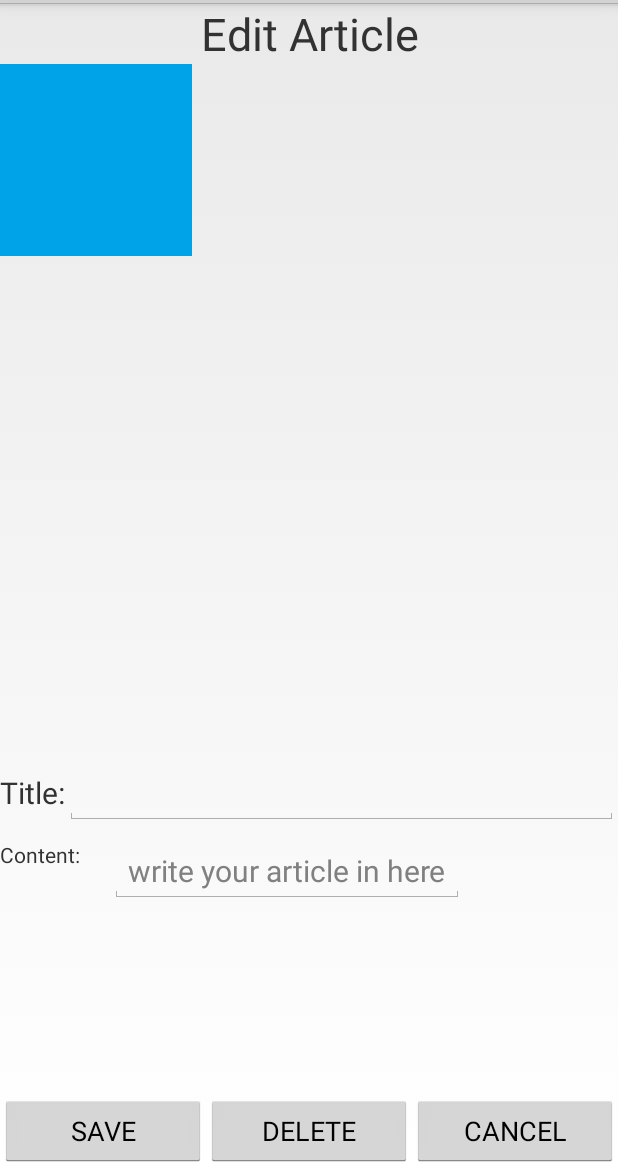
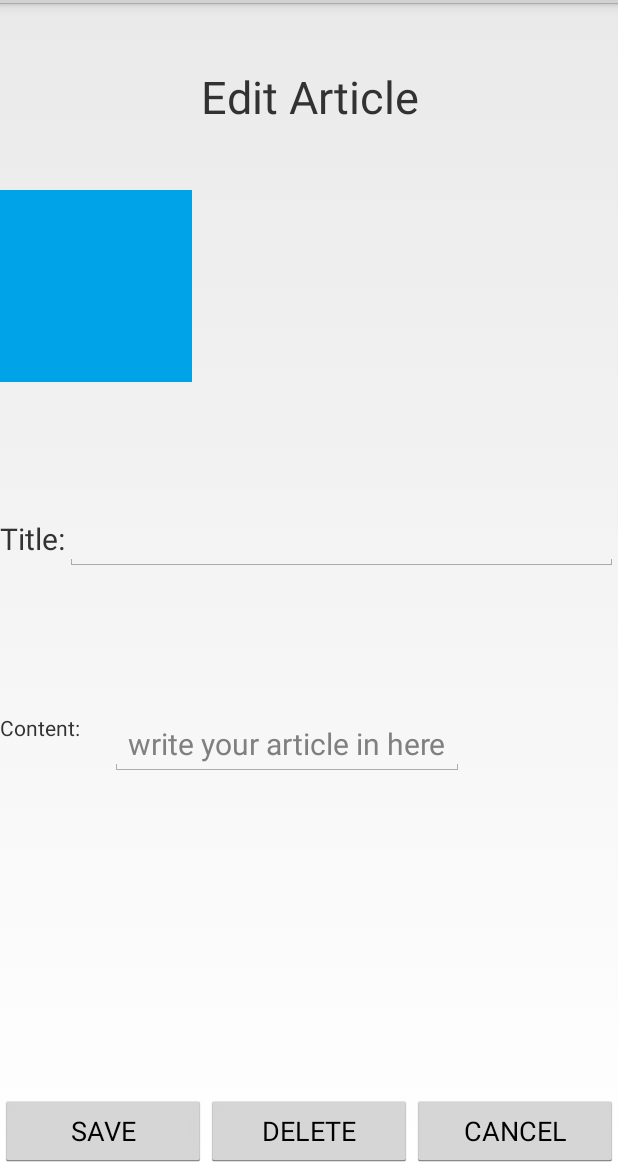
Before and after one commit to talAroch/AndroidProject, an Android app: the layout fragment_edit_article.xml on its own in the app's theme, with its tools: preview values and no code run, on a phone screen of 412 x 824 dp, the part 69-1236 px from its top. Run offline under Robolectric (Android 15) with nearby library versions, the phone set to English and light mode, and no system bars.

Commit message:
improve edit

```diff
--- a/TechNews/app/src/main/java/com/example/arochta/technews/Controller/ArticleShowFragment.java
+++ b/TechNews/app/src/main/java/com/example/arochta/technews/Controller/ArticleShowFragment.java
@@ -29,6 +29,7 @@ public class ArticleShowFragment extends Fragment {
 
     TextView title;
     TextView author;
+    TextView date;
     TextView content;
 
     Article article;
@@ -67,6 +68,7 @@ public class ArticleShowFragment extends Fragment {
 
         title = (TextView) contentView.findViewById(R.id.show_article_title);
         author = (TextView) contentView.findViewById(R.id.show_article_author);
+        date = (TextView) contentView.findViewById(R.id.show_article_date);
         content = (TextView) contentView.findViewById(R.id.show_article_content);
 
         return contentView;
@@ -78,6 +80,7 @@ public class ArticleShowFragment extends Fragment {
         //TODO: set image
         title.setText(article.getTitle());
         author.setText(article.getAuthor().getName());
+        date.setText(article.getDate());
         content.setText(article.getContent());
     }
 
--- a/TechNews/app/src/main/res/layout/fragment_edit_article.xml
+++ b/TechNews/app/src/main/res/layout/fragment_edit_article.xml
@@ -8,7 +8,8 @@
             android:layout_height="wrap_content"
             android:gravity="center"
             android:text="Edit Article"
-            android:textSize="30sp" />
+            android:textSize="30sp"
+            android:layout_weight="1"/>
 
         <LinearLayout
             android:layout_width="wrap_content"
@@ -30,7 +31,8 @@
             android:layout_width="match_parent"
             android:layout_height="wrap_content"
             android:orientation="horizontal"
-            android:layout_marginBottom="10dp">
+            android:layout_marginBottom="10dp"
+            android:layout_weight="1">
 
             <TextView
                 android:layout_width="wrap_content"
@@ -51,18 +53,21 @@
             android:layout_width="match_parent"
             android:layout_height="wrap_content"
             android:orientation="horizontal"
-            android:layout_marginBottom="20dp">
+            android:layout_marginBottom="20dp"
+            android:layout_weight="1">
 
             <TextView
                 android:layout_width="wrap_content"
                 android:layout_height="wrap_content"
                 android:text="Content:"
-                android:gravity="center" />
+                android:gravity="center"
+                />
 
             <ScrollView
                 android:id="@+id/ScrollView01"
                 android:layout_width="wrap_content"
-                android:layout_height="150dip">
+                android:layout_height="150dip"
+                android:layout_weight="1">
 
                 <EditText
                     android:layout_width="wrap_content"
@@ -79,7 +84,8 @@
         <LinearLayout
             android:layout_width="match_parent"
             android:layout_height="wrap_content"
-            android:orientation="horizontal">
+            android:orientation="horizontal"
+            >
 
             <Button
                 android:id="@+id/editSaveBtn"
```
Also changed, not shown: TechNews/app/src/main/java/com/example/arochta/technews/Controller/EditArticleFragment.java (+5 -3 lines), TechNews/app/src/main/java/com/example/arochta/technews/Model/Article.java (+18 -4 lines), TechNews/app/src/main/res/layout/fragment_new_article.xml (+13 -8 lines), TechNews/app/src/main/res/layout/show_article.xml (+27 -2 lines).
